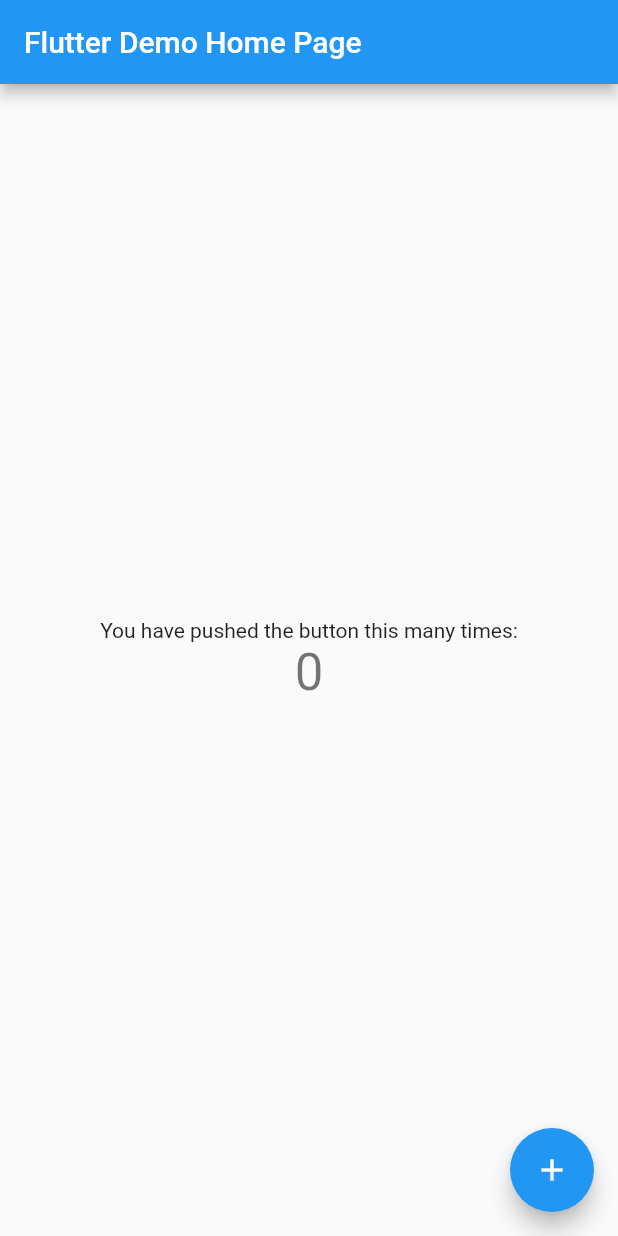
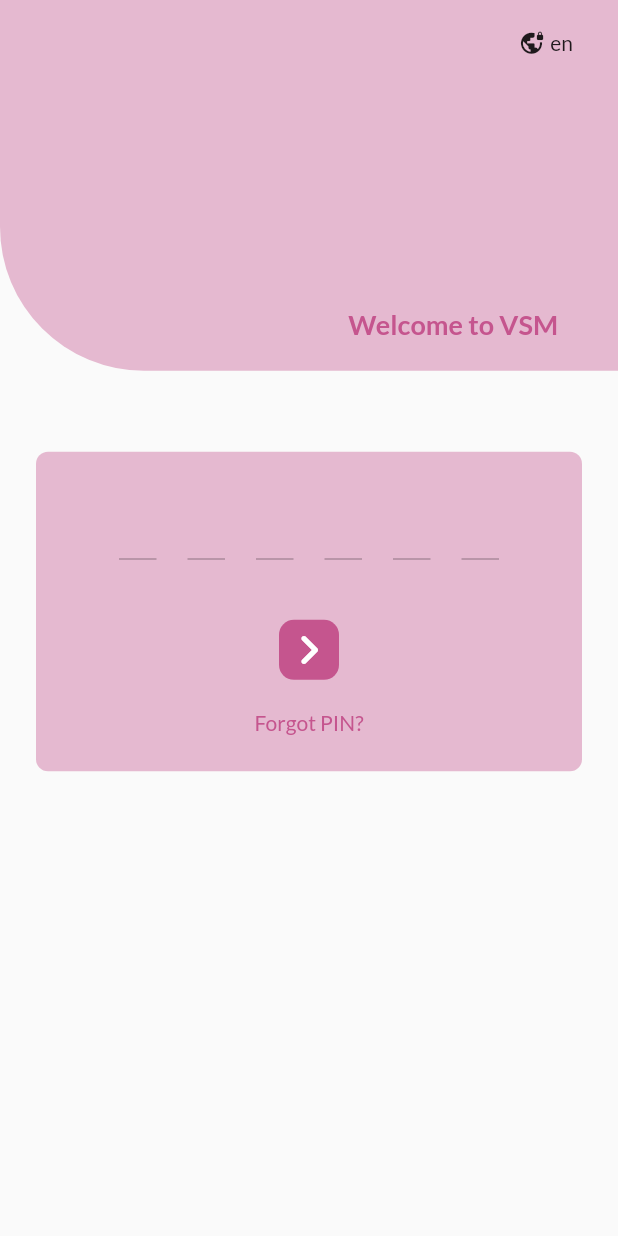
Before and after one commit to awwush/traxsmart-visitor-management-app, a Flutter app: the screen it shows after launch, on a phone screen of 412 x 824 dp. Run offline on Flutter 3.47's test engine with Material 2 defaults, Android fonts, the phone set to English and light mode, and no system bars; drawn by our look-alikes of otp_text_field; our stand-ins replace google_fonts.

Commit message:
Login + Forgot Password

```diff
--- a/lib/main.dart
+++ b/lib/main.dart
@@ -1,4 +1,5 @@
 import 'package:flutter/material.dart';
+import 'package:vms/ui/login.dart';
 
 void main() {
   runApp(const MyApp());
@@ -11,6 +12,7 @@ class MyApp extends StatelessWidget {
   @override
   Widget build(BuildContext context) {
     return MaterialApp(
+      debugShowCheckedModeBanner: false,
       title: 'Flutter Demo',
       theme: ThemeData(
         // This is the theme of your application.
@@ -24,7 +26,7 @@ class MyApp extends StatelessWidget {
         // is not restarted.
         primarySwatch: Colors.blue,
       ),
-      home: const MyHomePage(title: 'Flutter Demo Home Page'),
+      home: const LoginScreen(),
     );
   }
 }
--- /dev/null
+++ b/lib/ui/login.dart
@@ -0,0 +1,140 @@
+import 'package:flutter/foundation.dart';
+import 'package:flutter/material.dart';
+import 'package:google_fonts/google_fonts.dart';
+import 'package:otp_text_field/otp_field.dart';
+import 'package:vms/ui/forgot_password.dart';
+
+class LoginScreen extends StatefulWidget {
+  const LoginScreen({Key? key}) : super(key: key);
+
+  @override
+  _LoginScreenState createState() => _LoginScreenState();
+}
+
+class _LoginScreenState extends State<LoginScreen> {
+  @override
+  Widget build(BuildContext context) {
+    return SafeArea(
+        child: Scaffold(
+      body: Column(
+        children: [
+          Container(
+            height: MediaQuery.of(context).size.height * 3 / 10,
+            child: Stack(
+              children: <Widget>[
+                Container(
+                  decoration: BoxDecoration(
+                      color: const Color(0xffc5558e).withAlpha(100),
+                      borderRadius: const BorderRadius.only(
+                          bottomLeft: Radius.circular(96))),
+                ),
+                Positioned(
+                    top: 20,
+                    right: 30,
+                    child: GestureDetector(
+                      child: Row(
+                        children: [
+                          const Icon(
+                            Icons.vpn_lock_rounded,
+                            size: 17,
+                          ),
+                          const SizedBox(width: 4.0),
+                          Text(
+                            'en',
+                            style: GoogleFonts.lato(
+                                textStyle: const TextStyle(
+                              fontSize: 14.0,
+                            )),
+                          ),
+                        ],
+                      ),
+                    )),
+                Positioned(
+                  bottom: 20,
+                  right: 40,
+                  child: Text(
+                    "Welcome to VSM",
+                    style: GoogleFonts.lato(
+                        textStyle: const TextStyle(fontWeight: FontWeight.w600),
+                        fontSize: 18.0,
+                        color: const Color(0xffc5558e)),
+                  ),
+                )
+              ],
+            ),
+          ),
+          const SizedBox(height: 30.0),
+          Container(
+            padding: const EdgeInsets.fromLTRB(24, 24, 24, 8.0),
+            child: Column(
+              children: [
+                Container(
+                  padding: const EdgeInsets.fromLTRB(15, 24, 15, 24),
+                  decoration: BoxDecoration(
+                    color: const Color(0xffc5558e).withAlpha(100),
+                    borderRadius: const BorderRadius.all(Radius.circular(8.0)),
+                  ),
+                  child: Column(
+                    children: [
+                      Padding(
+                        padding: const EdgeInsets.symmetric(horizontal: 30.0),
+                        child: OTPTextField(
+                          length: 6,
+                          width: MediaQuery.of(context).size.width,
+                          textFieldAlignment: MainAxisAlignment.spaceAround,
+                          fieldWidth: 25,
+                          outlineBorderRadius: 15,
+                          style: const TextStyle(fontSize: 17),
+                          onChanged: (pin) {
+                            if (kDebugMode) {
+                              print("Changed: " + pin);
+                            }
+                          },
+                          onCompleted: (pin) {
+                            if (kDebugMode) {
+                              print("Completed: " + pin);
+                            }
+                          },
+                        ),
+                      ),
+                      const SizedBox(height: 40.0),
+                      GestureDetector(
+                        onTap: () {},
+                        child: Container(
+                          decoration: const BoxDecoration(
+                              color: Color(0xffc5558e),
+                              borderRadius:
+                                  BorderRadius.all(Radius.circular(10.0))),
+                          child: const Icon(
+                            Icons.chevron_right_rounded,
+                            size: 40.0,
+                            color: Colors.white,
+                          ),
+                        ),
+                      ),
+                      const SizedBox(height: 20.0),
+                      GestureDetector(
+                        onTap: () {
+                          Navigator.push(
+                              context,
+                              MaterialPageRoute(
+                                  builder: (_) => const ForgotPassword()));
+                        },
+                        child: Text(
+                          'Forgot PIN?',
+                          style: GoogleFonts.lato(
+                              textStyle: const TextStyle(
+                                  color: Color(0xffc5558e), fontSize: 14.0)),
+                        ),
+                      )
+                    ],
+                  ),
+                ),
+              ],
+            ),
+          )
+        ],
+      ),
+    ));
+  }
+}
--- a/pubspec.yaml
+++ b/pubspec.yaml
@@ -34,6 +34,8 @@ dependencies:
   # The following adds the Cupertino Icons font to your application.
   # Use with the CupertinoIcons class for iOS style icons.
   cupertino_icons: ^1.0.2
+  google_fonts: ^2.3.1
+  otp_text_field: ^1.1.1
 
 dev_dependencies:
   flutter_test:
```
Also changed, not shown: lib/ui/forgot_password.dart (added, +266 -0 lines), pubspec.lock, 2 other files.
